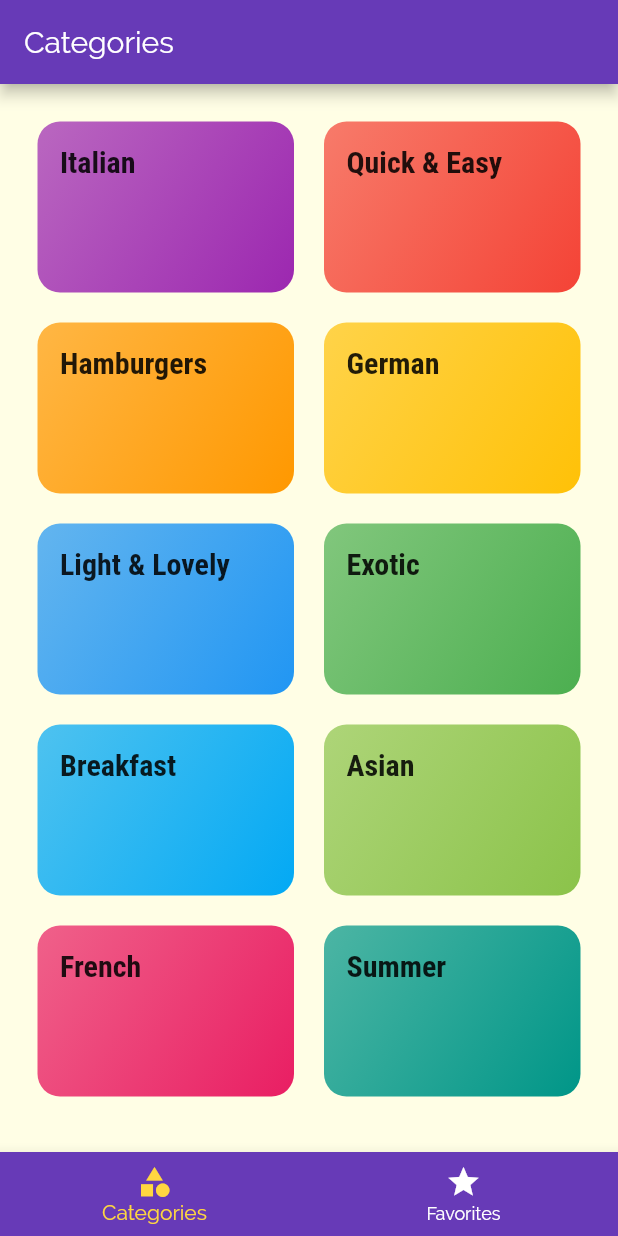
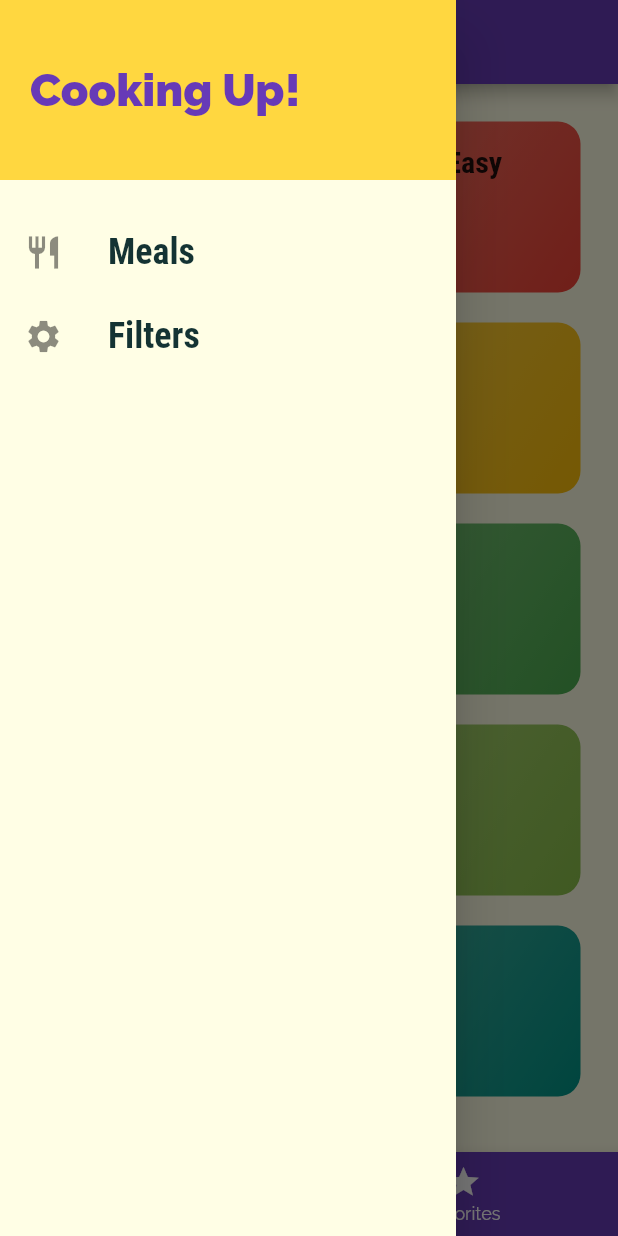
Before and after one commit to shinigamirex888/YumRecipes, a Flutter app: the screen it shows after launch, with the side drawer open (before the commit the screen has no drawer), on a phone screen of 412 x 824 dp. Run offline on Flutter 3.47's test engine with Material 2 defaults, Android fonts, the phone set to English and light mode, and no system bars.

Commit message:
Adding links to drawers

```diff
--- a/lib/main.dart
+++ b/lib/main.dart
@@ -3,6 +3,8 @@
 import './screens/category_meals_screen.dart';
 import './screens/meal_detail_screen.dart';
 import './screens/tabs_screen.dart';
+import './screens/filters_screen.dart';
+
 
 void main() => runApp(MyApp());
 
@@ -35,6 +37,7 @@
         '/': (ctx) => TabsScreen(),
         CategoryMealsScreen.routeName: (ctx) => CategoryMealsScreen(),
         MealDetailScreen.routeName: (ctx) => MealDetailScreen(),
+        FiltersScreen.routeName: (ctx) => FiltersScreen(),
       },
       // onGenerateRoute: (settings) {
       //   print(settings.arguments);
--- /dev/null
+++ b/lib/screens/filters_screen.dart
@@ -0,0 +1,20 @@
+import 'package:flutter/material.dart';
+
+import '../widgets/main_drawer.dart';
+
+class FiltersScreen extends StatelessWidget {
+  static const routeName = '/filters';
+
+  @override
+  Widget build(BuildContext context) {
+    return Scaffold(
+      appBar: AppBar(
+        title: Text('Your Filters'),
+      ),
+      drawer: MainDrawer(),
+      body: Center(
+        child: Text('Filters!'),
+      ),
+    );
+  }
+}
--- a/lib/screens/tabs_screen.dart
+++ b/lib/screens/tabs_screen.dart
@@ -1,5 +1,6 @@
 import 'package:flutter/material.dart';
 
+import '../widgets/main_drawer.dart';
 import './favorites_screen.dart';
 import './categories_screen.dart';
 
@@ -33,6 +34,7 @@
       appBar: AppBar(
         title: Text(_pages[_selectedPageIndex]['title']),
       ),
+      drawer: MainDrawer(),
       body: _pages[_selectedPageIndex]['page'],
       bottomNavigationBar: BottomNavigationBar(
         onTap: _selectPage,
--- /dev/null
+++ b/lib/widgets/main_drawer.dart
@@ -0,0 +1,56 @@
+import 'package:flutter/material.dart';
+
+import '../screens/filters_screen.dart';
+
+class MainDrawer extends StatelessWidget {
+  Widget buildListTile(String title, IconData icon, Function tapHandler) {
+    return ListTile(
+      leading: Icon(
+        icon,
+        size: 26,
+      ),
+      title: Text(
+        title,
+        style: TextStyle(
+          fontFamily: 'RobotoCondensed',
+          fontSize: 24,
+          fontWeight: FontWeight.bold,
+        ),
+      ),
+      onTap: tapHandler,
+    );
+  }
+
+  @override
+  Widget build(BuildContext context) {
+    return Drawer(
+      child: Column(
+        children: <Widget>[
+          Container(
+            height: 120,
+            width: double.infinity,
+            padding: EdgeInsets.all(20),
+            alignment: Alignment.centerLeft,
+            color: Theme.of(context).accentColor,
+            child: Text(
+              'Cooking Up!',
+              style: TextStyle(
+                  fontWeight: FontWeight.w900,
+                  fontSize: 30,
+                  color: Theme.of(context).primaryColor),
+            ),
+          ),
+          SizedBox(
+            height: 20,
+          ),
+          buildListTile('Meals', Icons.restaurant, () {
+            Navigator.of(context).pushReplacementNamed('/');
+          }),
+          buildListTile('Filters', Icons.settings, () {
+            Navigator.of(context).pushReplacementNamed(FiltersScreen.routeName);
+          }),
+        ],
+      ),
+    );
+  }
+}
```
